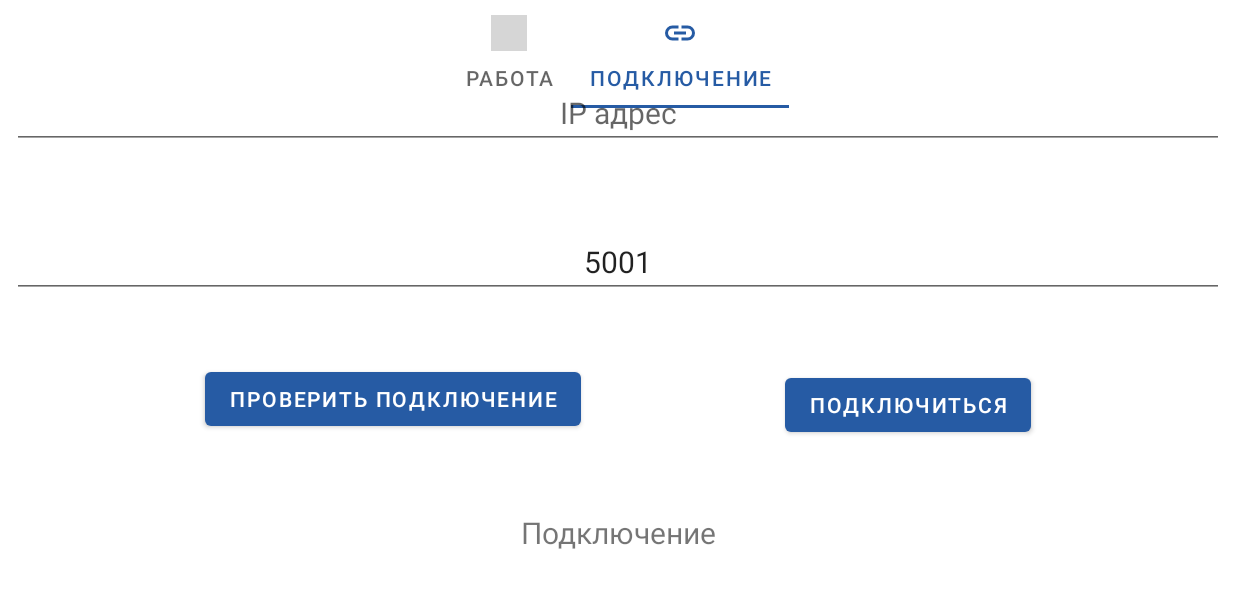
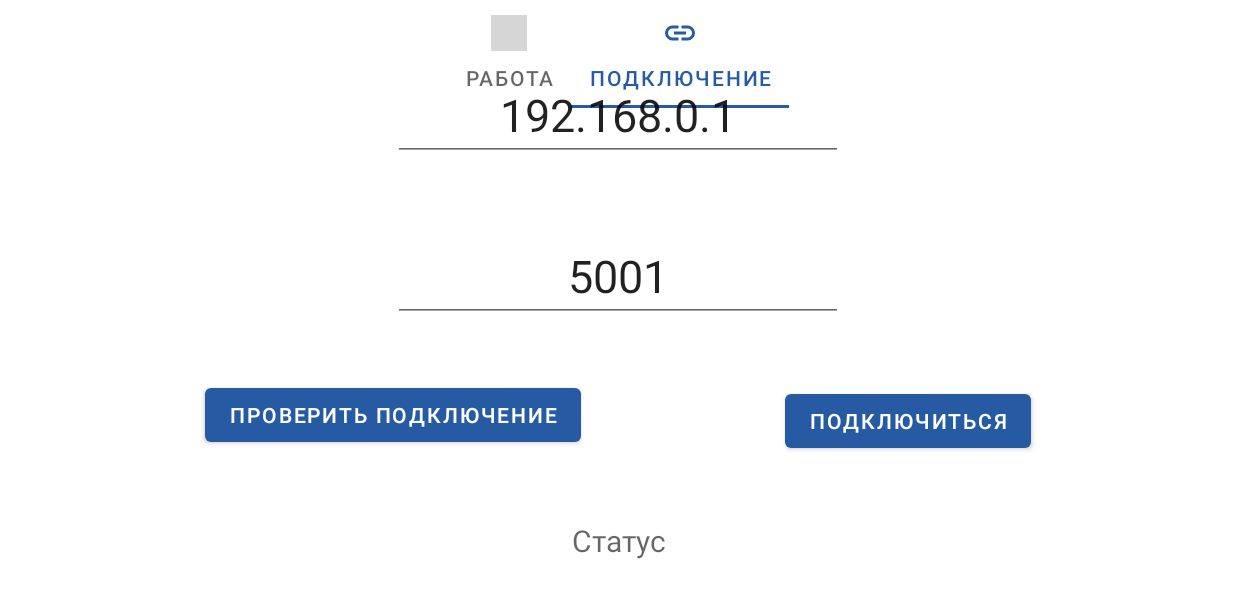
Before and after one commit to mkopichev/scales_2, an Android app: the screen it shows after launch (MainActivity), tab 2 chosen, on a phone screen of 824 x 412 dp (held sideways). Shown: the top 598 px of the screen. Run offline under Robolectric (Android 15) with nearby library versions, the phone set to English and light mode, and no system bars; grey boxes are pictures that could not be loaded.

Commit message:
all looks fine

```diff
--- a/app/src/main/java/com/example/scales_2/MainActivity.java
+++ b/app/src/main/java/com/example/scales_2/MainActivity.java
@@ -104,7 +104,7 @@ public class MainActivity extends AppCompatActivity implements ScalesDisplay, Sc
         });
 
         SharedPreferences sharedPrefs = getPreferences(Context.MODE_PRIVATE);
-        ip = sharedPrefs.getString("scaleIP", "/192.168.0.1");
+        ip = sharedPrefs.getString("scaleIP", "192.168.0.1");
         port = sharedPrefs.getInt("scalePort", 5001);
 
         fragmentWork.ip = ip;
@@ -115,6 +115,9 @@ public class MainActivity extends AppCompatActivity implements ScalesDisplay, Sc
     protected void onResume() {
         super.onResume();
 
+        if(binding.navView.getTabAt(1).isSelected())
+            return;
+
         // To force select and show first tab
         binding.navView.getTabAt(1).select();
         Handler handler = new Handler(Looper.getMainLooper());
@@ -123,7 +126,6 @@ public class MainActivity extends AppCompatActivity implements ScalesDisplay, Sc
 
     @Override
     protected void onPause() {
-        Log.e("TAG", "onPause");
         scaleCommunicator.stopPolling();
         super.onPause();
     }
@@ -135,7 +137,7 @@ public class MainActivity extends AppCompatActivity implements ScalesDisplay, Sc
         runOnUiThread(()-> {
             if(weight == null)
                 return;
-            fragmentWork.weightText.setText(String.valueOf(weight) + " г");
+            fragmentWork.weightText.setText(String.format("%d гр", weight));
         });
     }
 
--- a/app/src/main/java/com/example/scales_2/ScaleCommunicator.java
+++ b/app/src/main/java/com/example/scales_2/ScaleCommunicator.java
@@ -30,7 +30,6 @@ public class ScaleCommunicator implements ScalesNetworkManager {
                 try {
                     byte[] response = new byte[0];
                     try {
-                        Log.e("TAG", "ip " + ip + "port " + port );
                         response = NetworkHandler.transmitForResponse(ip, port, buildTransmitMessage(Protocol100.Commands.CMD_GET_MASS, null));
                     } catch (Exception e) {
                         e.printStackTrace();
@@ -44,7 +43,7 @@ public class ScaleCommunicator implements ScalesNetworkManager {
                         return;
                     }
                     errorCount = 0;
-                    displayer.showPollingStatus("Ошибок нет");
+                    displayer.showPollingStatus("Опрос весов");
                     weight = Protocol100.parseMass(response);
                     displayer.showWeight(weight);
                     Thread.sleep(100);
@@ -56,11 +55,11 @@ public class ScaleCommunicator implements ScalesNetworkManager {
         };
         if (pollThread == null) {
             pollThread = new Thread(poller);
-            Log.e("TAG", "startPolling");
+            Log.i("TAG", "startPolling");
             pollThread.start();
         }
         if (pollThread.isAlive()) {
-            Log.e("TAG", "Already running");
+            Log.i("TAG", "Already running");
             return;
         }
 
--- a/app/src/main/java/com/example/scales_2/network_stuff/NetworkHandler.java
+++ b/app/src/main/java/com/example/scales_2/network_stuff/NetworkHandler.java
@@ -3,6 +3,7 @@ package com.example.scales_2.network_stuff;
 import android.content.Context;
 import android.net.DhcpInfo;
 import android.net.wifi.WifiManager;
+import android.util.Log;
 
 
 import java.io.DataInputStream;
@@ -38,8 +39,7 @@ public class NetworkHandler {
      * @throws IOException IOException
      */
     public static byte[] transmitForResponse(String ip, int port, byte[] request) throws IOException {
-        System.out.println("request" + Arrays.toString(request));
-
+        Log.i("Scales.POLL", "request" + Arrays.toString(request));
 
         Socket socket = new Socket();
 
@@ -52,9 +52,8 @@ public class NetworkHandler {
             e.printStackTrace();
             return null;
         }
-        System.out.println("sent");
 
-        socket.setSoTimeout(5000);
+        socket.setSoTimeout(1000);
         DataOutputStream dataOutputStream = new DataOutputStream(socket.getOutputStream());
         DataInputStream bufferedReader = new DataInputStream(socket.getInputStream());
         dataOutputStream.write(request);
--- a/app/src/main/res/layout/fragment_connect.xml
+++ b/app/src/main/res/layout/fragment_connect.xml
@@ -7,35 +7,38 @@
 
     <EditText
         android:id="@+id/scale_ip_address"
-        android:layout_width="match_parent"
+
+        android:layout_width="300dp"
         android:layout_height="wrap_content"
         android:layout_marginStart="8dp"
         android:layout_marginTop="8dp"
         android:layout_marginEnd="8dp"
         android:hint="@string/ip_hint"
         android:textAlignment="center"
-        android:textSize="20sp"
+        android:textSize="30sp"
         app:layout_constraintBottom_toTopOf="@id/scale_port"
         app:layout_constraintEnd_toEndOf="parent"
         app:layout_constraintStart_toStartOf="parent"
         app:layout_constraintTop_toTopOf="parent"
-        android:autofillHints="ip" />
+        android:autofillHints="ip"
+        android:inputType="phone" />
 
     <EditText
         android:id="@+id/scale_port"
-        android:layout_width="match_parent"
+        android:layout_width="300dp"
         android:layout_height="wrap_content"
         android:layout_marginStart="8dp"
         android:layout_marginTop="8dp"
         android:layout_marginEnd="8dp"
         android:hint="@string/port_hint"
         android:textAlignment="center"
-        android:textSize="20sp"
+        android:textSize="30sp"
         app:layout_constraintBottom_toTopOf="@id/scale_check_connection_button"
         app:layout_constraintEnd_toEndOf="parent"
         app:layout_constraintStart_toStartOf="parent"
         app:layout_constraintTop_toBottomOf="@id/scale_ip_address"
-        android:autofillHints="port" />
+        android:autofillHints="port"
+        android:inputType="number" />
 
     <Button
         android:id="@+id/scale_check_connection_button"
@@ -64,9 +67,9 @@
         android:layout_marginStart="8dp"
         android:layout_marginTop="8dp"
         android:layout_marginEnd="8dp"
-        android:text="@string/title_connect"
         android:textAlignment="center"
         android:textSize="20sp"
+        android:hint="Статус"
         app:layout_constraintBottom_toBottomOf="parent"
         app:layout_constraintEnd_toEndOf="parent"
         app:layout_constraintStart_toStartOf="parent"
```
Also changed, not shown: app/src/main/java/com/example/scales_2/network_stuff/Protocol100Reader.java (deleted, +0 -72 lines), app/src/main/res/layout/fragment_work.xml (+5 -4 lines).
